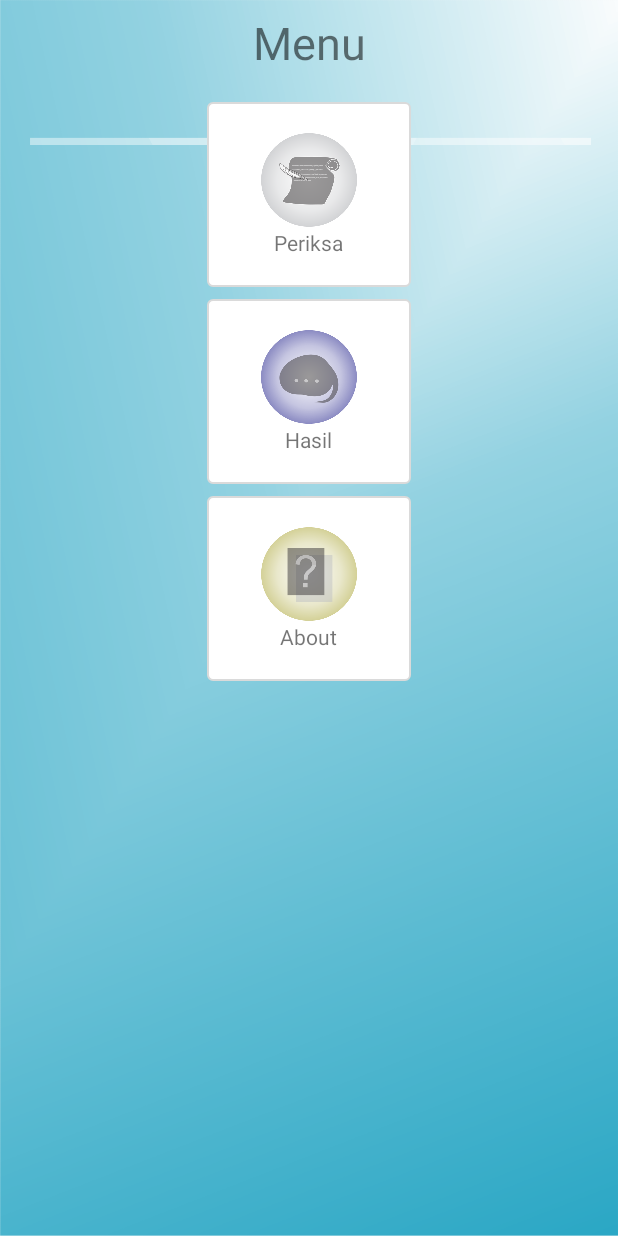
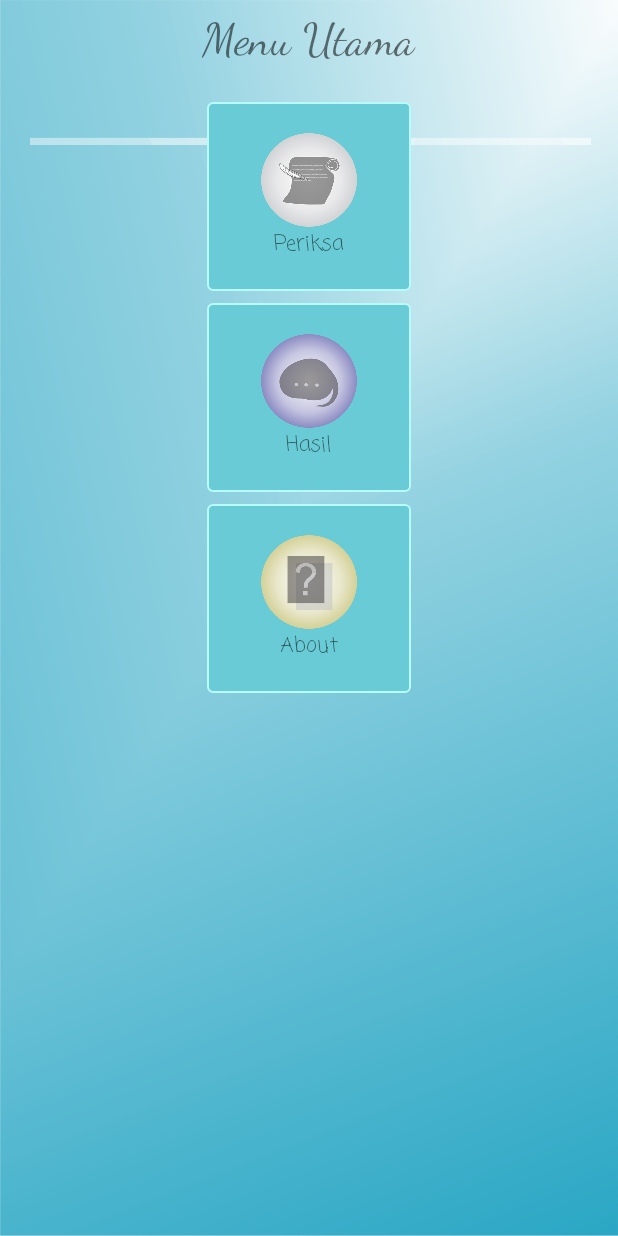
Before and after one commit to tteenniiaa/HASCA, an Android app: the screen it shows after launch (Mainmenu), on a phone screen of 412 x 824 dp. Run offline under Robolectric (Android 15) with nearby library versions, the phone set to English and light mode, and no system bars.

Commit message:
initial commit

```diff
--- a/app/src/main/res/drawable/bg_button.xml
+++ b/app/src/main/res/drawable/bg_button.xml
@@ -1,15 +1,15 @@
 <selector xmlns:android="http://schemas.android.com/apk/res/android">
     <item android:state_pressed="true">
         <shape android:shape="rectangle">
-            <solid android:color="#dadada"/>
-            <stroke android:color="#dadada" android:width="1dp"/>
+            <solid android:color="#71cfdf"/>
+            <stroke android:color="#50def1" android:width="1dp"/>
             <corners android:radius="3dp"/>
         </shape>
     </item>
     <item>
         <shape android:shape="rectangle">
-            <solid android:color="#ffffff"/>
-            <stroke android:color="#dadada" android:width="1dp"/>
+            <solid android:color="#69cbd6"/>
+            <stroke android:color="#b7faf8" android:width="1dp"/>
             <corners android:radius="3dp"/>
         </shape>
     </item>
--- a/app/src/main/res/layout/activity_mainmenu.xml
+++ b/app/src/main/res/layout/activity_mainmenu.xml
@@ -42,6 +42,7 @@
             android:layout_height="wrap_content"
             android:layout_marginBottom="8dp"
             android:text="@string/periksa"
+            android:fontFamily="casual"
             app:layout_constraintBottom_toBottomOf="parent" />
     </LinearLayout>
 
@@ -80,6 +81,7 @@
             android:layout_height="wrap_content"
             android:layout_marginBottom="8dp"
             android:text="Hasil"
+            android:fontFamily="casual"
             app:layout_constraintBottom_toBottomOf="parent" />
     </LinearLayout>
 
@@ -121,6 +123,7 @@
             android:layout_height="wrap_content"
             android:layout_marginBottom="8dp"
             android:text="About"
+            android:fontFamily="casual"
             app:layout_constraintBottom_toBottomOf="parent" />
     </LinearLayout>
 
@@ -143,7 +146,8 @@
         android:layout_marginEnd="8dp"
         android:layout_marginStart="8dp"
         android:layout_marginTop="8dp"
-        android:text="Menu"
+        android:text="Menu Utama"
+        android:fontFamily="cursive"
         android:textSize="30sp"
         app:layout_constraintEnd_toEndOf="parent"
         app:layout_constraintStart_toStartOf="parent"
```
